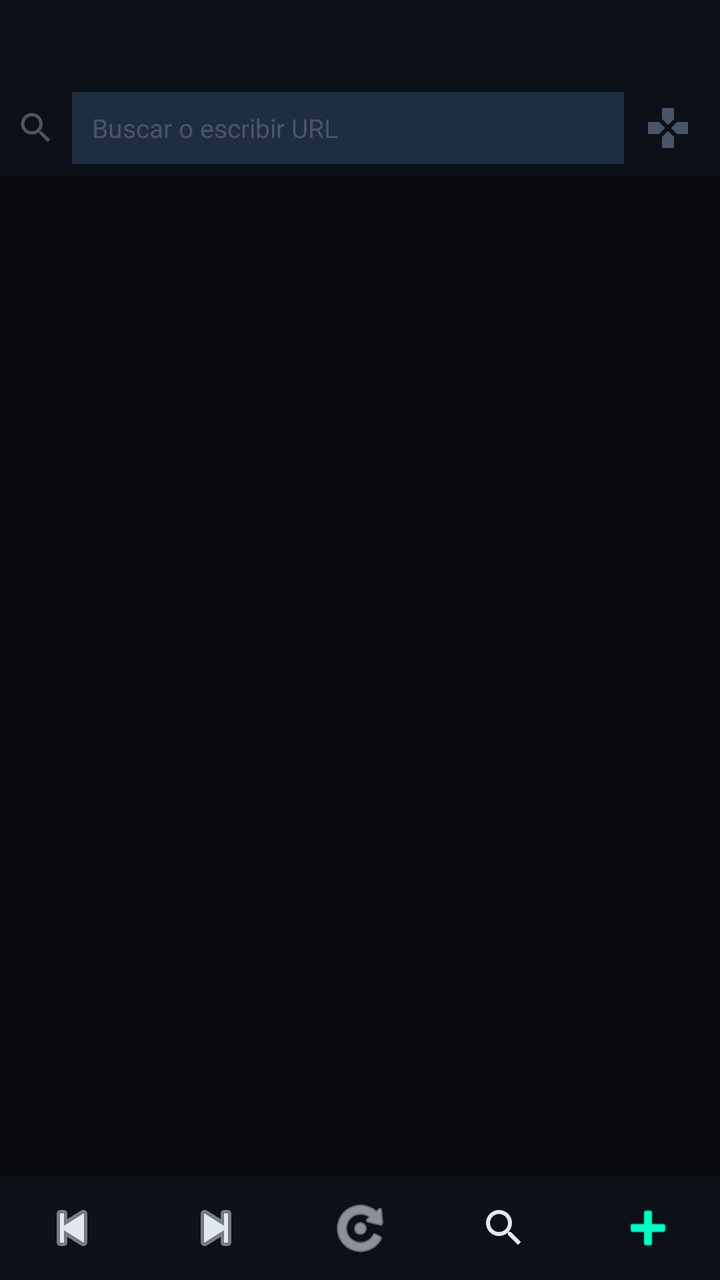
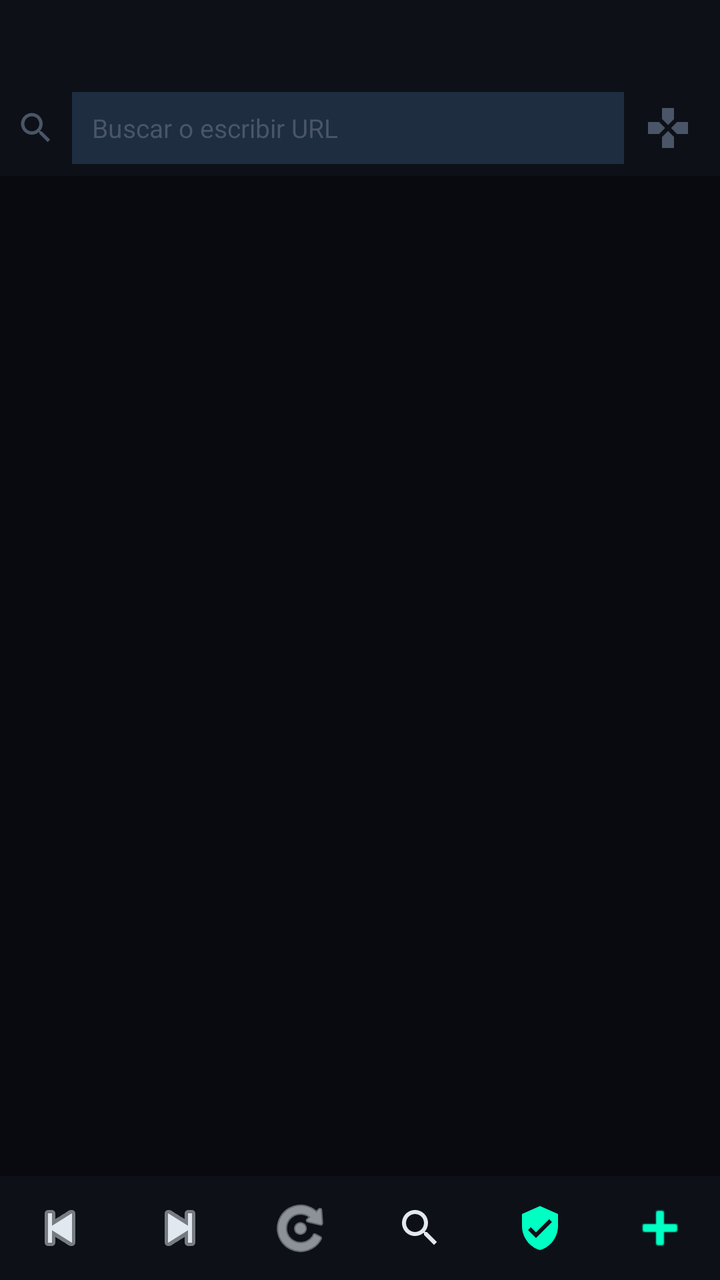

Screens rendered from an Android XML layout before and after an edit, with the pre-edit source and the edit as a unified diff.
<!-- AndroidManifest.xml: application theme Theme.Browser -->
<!-- res/layout/activity_main.xml -->
<?xml version="1.0" encoding="utf-8"?>
<androidx.constraintlayout.widget.ConstraintLayout
    xmlns:android="http://schemas.android.com/apk/res/android"
    xmlns:app="http://schemas.android.com/apk/res-auto"
    android:layout_width="match_parent"
    android:layout_height="match_parent"
    android:background="#080a0f">

    
    <androidx.recyclerview.widget.RecyclerView
        android:id="@+id/rvTabs"
        android:layout_width="0dp"
        android:layout_height="40dp"
        android:background="#0d1117"
        app:layout_constraintTop_toTopOf="parent"
        app:layout_constraintStart_toStartOf="parent"
        app:layout_constraintEnd_toEndOf="parent" />

    
    <LinearLayout
        android:id="@+id/addressBar"
        android:layout_width="0dp"
        android:layout_height="48dp"
        android:background="#0d1117"
        android:gravity="center_vertical"
        android:paddingHorizontal="8dp"
        android:orientation="horizontal"
        app:layout_constraintTop_toBottomOf="@id/rvTabs"
        app:layout_constraintStart_toStartOf="parent"
        app:layout_constraintEnd_toEndOf="parent">

        <ImageView
            android:layout_width="20dp"
            android:layout_height="20dp"
            android:src="@drawable/ic_search"
            android:tint="#4a5568"
            android:layout_marginEnd="8dp" />

        <EditText
            android:id="@+id/etAddress"
            android:layout_width="0dp"
            android:layout_height="36dp"
            android:layout_weight="1"
            android:background="#1e2d40"
            android:textColor="#e2e8f0"
            android:textSize="13sp"
            android:hint="Buscar o escribir URL"
            android:textColorHint="#4a5568"
            android:paddingHorizontal="10dp"
            android:singleLine="true"
            android:imeOptions="actionGo"
            android:inputType="textUri"
            android:selectAllOnFocus="true" />

        <ImageButton
            android:id="@+id/btnToggleGamepad"
            android:layout_width="36dp"
            android:layout_height="36dp"
            android:background="?attr/selectableItemBackgroundBorderless"
            android:src="@drawable/ic_gamepad"
            android:tint="#4a5568"
            android:layout_marginStart="4dp"
            android:contentDescription="Gamepad" />

    </LinearLayout>

    
    <ProgressBar
        android:id="@+id/progressBar"
        style="?android:attr/progressBarStyleHorizontal"
        android:layout_width="0dp"
        android:layout_height="2dp"
        android:progressTint="#00ffc3"
        android:max="100"
        android:visibility="gone"
        app:layout_constraintTop_toBottomOf="@id/addressBar"
        app:layout_constraintStart_toStartOf="parent"
        app:layout_constraintEnd_toEndOf="parent" />

    
    <LinearLayout
        android:id="@+id/searchBar"
        android:layout_width="0dp"
        android:layout_height="44dp"
        android:background="#0d1117"
        android:gravity="center_vertical"
        android:paddingHorizontal="8dp"
        android:orientation="horizontal"
        android:visibility="gone"
        app:layout_constraintTop_toBottomOf="@id/progressBar"
        app:layout_constraintStart_toStartOf="parent"
        app:layout_constraintEnd_toEndOf="parent">

        <EditText
            android:id="@+id/etSearch"
            android:layout_width="0dp"
            android:layout_height="34dp"
            android:layout_weight="1"
            android:background="#1e2d40"
            android:textColor="#e2e8f0"
            android:hint="Buscar en la página..."
            android:textColorHint="#4a5568"
            android:textSize="13sp"
            android:paddingHorizontal="10dp"
            android:singleLine="true"
            android:imeOptions="actionSearch"
            android:inputType="text" />

        <TextView
            android:id="@+id/tvSearchResult"
            android:layout_width="wrap_content"
            android:layout_height="wrap_content"
            android:textColor="#4a5568"
            android:textSize="12sp"
            android:layout_marginHorizontal="6dp" />

        <ImageButton
            android:id="@+id/btnSearchPrev"
            android:layout_width="32dp"
            android:layout_height="32dp"
            android:background="?attr/selectableItemBackgroundBorderless"
            android:src="@android:drawable/arrow_up_float"
            android:tint="#00ffc3"
            android:contentDescription="Anterior" />

        <ImageButton
            android:id="@+id/btnSearchNext"
            android:layout_width="32dp"
            android:layout_height="32dp"
            android:background="?attr/selectableItemBackgroundBorderless"
            android:src="@android:drawable/arrow_down_float"
            android:tint="#00ffc3"
            android:contentDescription="Siguiente" />

        <ImageButton
            android:id="@+id/btnSearchClose"
            android:layout_width="32dp"
            android:layout_height="32dp"
            android:background="?attr/selectableItemBackgroundBorderless"
            android:src="@android:drawable/ic_menu_close_clear_cancel"
            android:tint="#4a5568"
            android:contentDescription="Cerrar" />

    </LinearLayout>

    
    <FrameLayout
        android:id="@+id/webContainer"
        android:layout_width="0dp"
        android:layout_height="0dp"
        app:layout_constraintTop_toBottomOf="@id/searchBar"
        app:layout_constraintBottom_toTopOf="@id/videoControls"
        app:layout_constraintStart_toStartOf="parent"
        app:layout_constraintEnd_toEndOf="parent" />

    
    <LinearLayout
        android:id="@+id/videoControls"
        android:layout_width="0dp"
        android:layout_height="44dp"
        android:background="#0d1117"
        android:gravity="center"
        android:orientation="horizontal"
        android:visibility="gone"
        app:layout_constraintBottom_toTopOf="@id/bottomBar"
        app:layout_constraintStart_toStartOf="parent"
        app:layout_constraintEnd_toEndOf="parent">

        <TextView
            android:layout_width="0dp"
            android:layout_height="wrap_content"
            android:layout_weight="1"
            android:text="▶ Video detectado"
            android:textColor="#00ffc3"
            android:textSize="12sp"
            android:paddingStart="12dp" />

        <ImageButton
            android:id="@+id/btnVideoPlay"
            android:layout_width="40dp"
            android:layout_height="40dp"
            android:background="?attr/selectableItemBackgroundBorderless"
            android:src="@android:drawable/ic_media_play"
            android:tint="#00ffc3"
            android:contentDescription="Play/Pause" />

        <ImageButton
            android:id="@+id/btnVideoFullscreen"
            android:layout_width="40dp"
            android:layout_height="40dp"
            android:background="?attr/selectableItemBackgroundBorderless"
            android:src="@android:drawable/ic_menu_zoom"
            android:tint="#00ffc3"
            android:contentDescription="Pantalla completa" />

        <ImageButton
            android:id="@+id/btnVideoClose"
            android:layout_width="40dp"
            android:layout_height="40dp"
            android:background="?attr/selectableItemBackgroundBorderless"
            android:src="@android:drawable/ic_menu_close_clear_cancel"
            android:tint="#4a5568"
            android:contentDescription="Cerrar controles" />

    </LinearLayout>

    
    <LinearLayout
        android:id="@+id/bottomBar"
        android:layout_width="0dp"
        android:layout_height="52dp"
        android:background="#0d1117"
        android:gravity="center"
        android:orientation="horizontal"
        app:layout_constraintBottom_toBottomOf="parent"
        app:layout_constraintStart_toStartOf="parent"
        app:layout_constraintEnd_toEndOf="parent">

        <ImageButton
            android:id="@+id/btnBack"
            android:layout_width="0dp"
            android:layout_height="48dp"
            android:layout_weight="1"
            android:background="?attr/selectableItemBackgroundBorderless"
            android:src="@android:drawable/ic_media_previous"
            android:tint="#e2e8f0"
            android:contentDescription="Atrás" />

        <ImageButton
            android:id="@+id/btnForward"
            android:layout_width="0dp"
            android:layout_height="48dp"
            android:layout_weight="1"
            android:background="?attr/selectableItemBackgroundBorderless"
            android:src="@android:drawable/ic_media_next"
            android:tint="#e2e8f0"
            android:contentDescription="Adelante" />

        <ImageButton
            android:id="@+id/btnReload"
            android:layout_width="0dp"
            android:layout_height="48dp"
            android:layout_weight="1"
            android:background="?attr/selectableItemBackgroundBorderless"
            android:src="@android:drawable/ic_menu_rotate"
            android:tint="#e2e8f0"
            android:contentDescription="Recargar" />

        <ImageButton
            android:id="@+id/btnSearch"
            android:layout_width="0dp"
            android:layout_height="48dp"
            android:layout_weight="1"
            android:background="?attr/selectableItemBackgroundBorderless"
            android:src="@drawable/ic_search"
            android:tint="#e2e8f0"
            android:contentDescription="Buscar en página" />

        <ImageButton
            android:id="@+id/btnNewTab"
            android:layout_width="0dp"
            android:layout_height="48dp"
            android:layout_weight="1"
            android:background="?attr/selectableItemBackgroundBorderless"
            android:src="@android:drawable/ic_input_add"
            android:tint="#00ffc3"
            android:contentDescription="Nueva pestaña" />

    </LinearLayout>

    
    <FrameLayout
        android:id="@+id/gamepadOverlay"
        android:layout_width="0dp"
        android:layout_height="0dp"
        android:visibility="gone"
        app:layout_constraintTop_toBottomOf="@id/progressBar"
        app:layout_constraintBottom_toTopOf="@id/videoControls"
        app:layout_constraintStart_toStartOf="parent"
        app:layout_constraintEnd_toEndOf="parent">

        
        <LinearLayout
            android:layout_width="130dp"
            android:layout_height="130dp"
            android:layout_gravity="bottom|start"
            android:layout_marginStart="12dp"
            android:layout_marginBottom="12dp"
            android:orientation="vertical">

            <Button android:id="@+id/btnUp"
                android:layout_width="44dp" android:layout_height="44dp"
                android:layout_gravity="center_horizontal"
                android:text="▲" android:textSize="16sp"
                style="@style/GamepadBtn" />

            <LinearLayout android:layout_width="wrap_content"
                android:layout_height="44dp"
                android:layout_gravity="center_horizontal"
                android:orientation="horizontal">
                <Button android:id="@+id/btnLeft"
                    android:layout_width="44dp" android:layout_height="44dp"
                    android:text="◀" android:textSize="16sp"
                    style="@style/GamepadBtn" />
                <View android:layout_width="44dp" android:layout_height="44dp"
                    android:background="#1e2d40" />
                <Button android:id="@+id/btnRight"
                    android:layout_width="44dp" android:layout_height="44dp"
                    android:text="▶" android:textSize="16sp"
                    style="@style/GamepadBtn" />
            </LinearLayout>

            <Button android:id="@+id/btnDown"
                android:layout_width="44dp" android:layout_height="44dp"
                android:layout_gravity="center_horizontal"
                android:text="▼" android:textSize="16sp"
                style="@style/GamepadBtn" />

        </LinearLayout>

        
        <LinearLayout
            android:layout_width="wrap_content"
            android:layout_height="wrap_content"
            android:layout_gravity="bottom|center_horizontal"
            android:layout_marginBottom="16dp"
            android:orientation="horizontal">

            <Button android:id="@+id/btnL"
                android:layout_width="52dp" android:layout_height="36dp"
                android:text="L" android:textSize="13sp"
                style="@style/GamepadBtnSm" />

            <Button android:id="@+id/btnSelect"
                android:layout_width="52dp" android:layout_height="36dp"
                android:text="SEL" android:textSize="11sp"
                android:layout_marginHorizontal="4dp"
                style="@style/GamepadBtnSm" />

            <Button android:id="@+id/btnStart"
                android:layout_width="52dp" android:layout_height="36dp"
                android:text="STA" android:textSize="11sp"
                android:layout_marginHorizontal="4dp"
                style="@style/GamepadBtnSm" />

            <Button android:id="@+id/btnR"
                android:layout_width="52dp" android:layout_height="36dp"
                android:text="R" android:textSize="13sp"
                style="@style/GamepadBtnSm" />

        </LinearLayout>

        
        <LinearLayout
            android:layout_width="130dp"
            android:layout_height="130dp"
            android:layout_gravity="bottom|end"
            android:layout_marginEnd="12dp"
            android:layout_marginBottom="12dp"
            android:orientation="vertical">

            <Button android:id="@+id/btnY"
                android:layout_width="44dp" android:layout_height="44dp"
                android:layout_gravity="center_horizontal"
                android:text="Y" android:textSize="15sp"
                style="@style/GamepadBtnY" />

            <LinearLayout android:layout_width="wrap_content"
                android:layout_height="44dp"
                android:layout_gravity="center_horizontal"
                android:orientation="horizontal">
                <Button android:id="@+id/btnX"
                    android:layout_width="44dp" android:layout_height="44dp"
                    android:text="X" android:textSize="15sp"
                    style="@style/GamepadBtnX" />
                <View android:layout_width="44dp" android:layout_height="44dp"
                    android:background="#1e2d40" />
                <Button android:id="@+id/btnB"
                    android:layout_width="44dp" android:layout_height="44dp"
                    android:text="B" android:textSize="15sp"
                    style="@style/GamepadBtnB" />
            </LinearLayout>

            <Button android:id="@+id/btnA"
                android:layout_width="44dp" android:layout_height="44dp"
                android:layout_gravity="center_horizontal"
                android:text="A" android:textSize="15sp"
                style="@style/GamepadBtnA" />

        </LinearLayout>

    </FrameLayout>

</androidx.constraintlayout.widget.ConstraintLayout>
<!-- resources referenced by this layout -->
<resources>
  <!-- drawable ic_gamepad (drawable) -->
  <?xml version="1.0" encoding="utf-8"?>
  <vector xmlns:android="http://schemas.android.com/apk/res/android"
      android:width="24dp"
      android:height="24dp"
      android:viewportWidth="24"
      android:viewportHeight="24">
      <path
          android:fillColor="#FFFFFF"
          android:pathData="M15,7.5V2H9v5.5l3,3 3,-3zM7.5,9H2v6h5.5l3,-3 -3,-3zM9,16.5V22h6v-5.5l-3,-3 -3,3zM16.5,9l-3,3 3,3H22V9h-5.5z"/>
  </vector>
  <style name="GamepadBtn">
          <item name="android:layout_width">44dp</item>
          <item name="android:layout_height">44dp</item>
          <item name="android:textColor">#e2e8f0</item>
          <item name="backgroundTint">#1e3a4a</item>
          <item name="android:alpha">0.85</item>
          <item name="cornerRadius">22dp</item>
          <item name="elevation">4dp</item>
          <item name="android:padding">0dp</item>
      </style>
  <style name="GamepadBtnA">
          <item name="android:layout_width">44dp</item>
          <item name="android:layout_height">44dp</item>
          <item name="android:textColor">#000000</item>
          <item name="backgroundTint">#00c853</item>
          <item name="android:alpha">0.85</item>
          <item name="cornerRadius">22dp</item>
          <item name="elevation">4dp</item>
          <item name="android:padding">0dp</item>
      </style>
  <style name="GamepadBtnB">
          <item name="android:layout_width">44dp</item>
          <item name="android:layout_height">44dp</item>
          <item name="android:textColor">#ffffff</item>
          <item name="backgroundTint">#d50000</item>
          <item name="android:alpha">0.85</item>
          <item name="cornerRadius">22dp</item>
          <item name="elevation">4dp</item>
          <item name="android:padding">0dp</item>
      </style>
  <style name="GamepadBtnSm">
          <item name="android:textColor">#e2e8f0</item>
          <item name="backgroundTint">#1e2d40</item>
          <item name="android:alpha">0.85</item>
          <item name="cornerRadius">6dp</item>
          <item name="elevation">4dp</item>
          <item name="android:padding">0dp</item>
      </style>
  <style name="GamepadBtnX">
          <item name="android:layout_width">44dp</item>
          <item name="android:layout_height">44dp</item>
          <item name="android:textColor">#ffffff</item>
          <item name="backgroundTint">#2979ff</item>
          <item name="android:alpha">0.85</item>
          <item name="cornerRadius">22dp</item>
          <item name="elevation">4dp</item>
          <item name="android:padding">0dp</item>
      </style>
  <style name="GamepadBtnY">
          <item name="android:layout_width">44dp</item>
          <item name="android:layout_height">44dp</item>
          <item name="android:textColor">#000000</item>
          <item name="backgroundTint">#ffd600</item>
          <item name="android:alpha">0.85</item>
          <item name="cornerRadius">22dp</item>
          <item name="elevation">4dp</item>
          <item name="android:padding">0dp</item>
      </style>
  <style name="Theme.Browser" parent="Theme.MaterialComponents.DayNight.NoActionBar">
          <item name="colorPrimary">#00ffc3</item>
          <item name="colorPrimaryVariant">#00b894</item>
          <item name="colorOnPrimary">#000000</item>
          <item name="android:windowBackground">#080a0f</item>
          <item name="android:statusBarColor">#0d1117</item>
          <item name="android:navigationBarColor">#0d1117</item>
      </style>
  <!-- unchanged entries left out for length: 1 -->
</resources>

<!-- the commit's change to res/layout/activity_main.xml (unified diff, before → after) -->
@@ -200,7 +200,7 @@
             android:background="?attr/selectableItemBackgroundBorderless"
             android:src="@android:drawable/ic_menu_close_clear_cancel"
             android:tint="#4a5568"
-            android:contentDescription="Cerrar controles" />
+            android:contentDescription="Cerrar" />
 
     </LinearLayout>
 
@@ -255,6 +255,16 @@
             android:src="@drawable/ic_search"
             android:tint="#e2e8f0"
             android:contentDescription="Buscar en página" />
+
+        <ImageButton
+            android:id="@+id/btnAdBlock"
+            android:layout_width="0dp"
+            android:layout_height="48dp"
+            android:layout_weight="1"
+            android:background="?attr/selectableItemBackgroundBorderless"
+            android:src="@drawable/ic_shield"
+            android:tint="#00ffc3"
+            android:contentDescription="Bloqueador de anuncios" />
 
         <ImageButton
             android:id="@+id/btnNewTab"
@@ -279,7 +289,6 @@
         app:layout_constraintStart_toStartOf="parent"
         app:layout_constraintEnd_toEndOf="parent">
 
-        
         <LinearLayout
             android:layout_width="130dp"
             android:layout_height="130dp"
@@ -315,10 +324,8 @@
                 android:layout_gravity="center_horizontal"
                 android:text="▼" android:textSize="16sp"
                 style="@style/GamepadBtn" />
-
         </LinearLayout>
 
-        
         <LinearLayout
             android:layout_width="wrap_content"
             android:layout_height="wrap_content"
@@ -330,27 +337,22 @@
                 android:layout_width="52dp" android:layout_height="36dp"
                 android:text="L" android:textSize="13sp"
                 style="@style/GamepadBtnSm" />
-
             <Button android:id="@+id/btnSelect"
                 android:layout_width="52dp" android:layout_height="36dp"
                 android:text="SEL" android:textSize="11sp"
                 android:layout_marginHorizontal="4dp"
                 style="@style/GamepadBtnSm" />
-
             <Button android:id="@+id/btnStart"
                 android:layout_width="52dp" android:layout_height="36dp"
                 android:text="STA" android:textSize="11sp"
                 android:layout_marginHorizontal="4dp"
                 style="@style/GamepadBtnSm" />
-
             <Button android:id="@+id/btnR"
                 android:layout_width="52dp" android:layout_height="36dp"
                 android:text="R" android:textSize="13sp"
                 style="@style/GamepadBtnSm" />
-
         </LinearLayout>
 
-        
         <LinearLayout
             android:layout_width="130dp"
             android:layout_height="130dp"
@@ -386,7 +388,6 @@
                 android:layout_gravity="center_horizontal"
                 android:text="A" android:textSize="15sp"
                 style="@style/GamepadBtnA" />
-
         </LinearLayout>
 
     </FrameLayout>
<!-- resource entries referenced after the edit -->
@@ -10,6 +10,17 @@
       <path
           android:fillColor="#FFFFFF"
           android:pathData="M15,7.5V2H9v5.5l3,3 3,-3zM7.5,9H2v6h5.5l3,-3 -3,-3zM9,16.5V22h6v-5.5l-3,-3 -3,3zM16.5,9l-3,3 3,3H22V9h-5.5z"/>
+  </vector>
+  <!-- drawable ic_shield (drawable) -->
+  <?xml version="1.0" encoding="utf-8"?>
+  <vector xmlns:android="http://schemas.android.com/apk/res/android"
+      android:width="24dp"
+      android:height="24dp"
+      android:viewportWidth="24"
+      android:viewportHeight="24">
+      <path
+          android:fillColor="#FFFFFF"
+          android:pathData="M12,1L3,5v6c0,5.55 3.84,10.74 9,12 5.16-1.26 9-6.45 9-12V5L12,1zM10,17l-4-4 1.41-1.41L10,14.17l6.59-6.59L18,9l-8,8z"/>
   </vector>
   <style name="GamepadBtn">
           <item name="android:layout_width">44dp</item>
